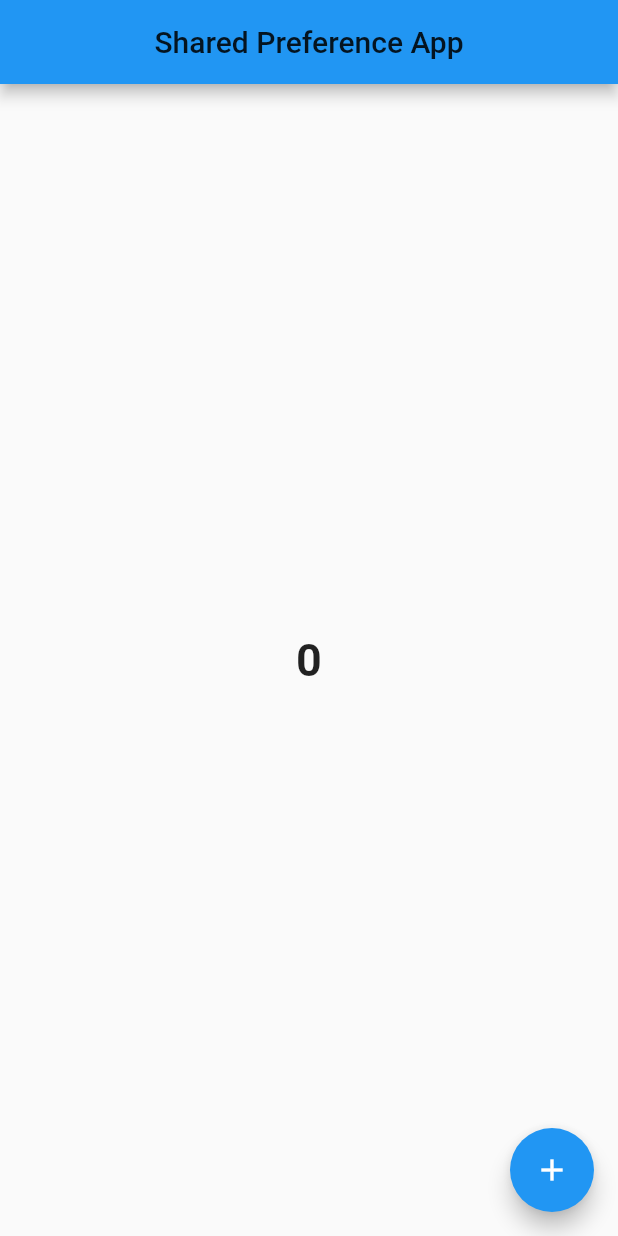
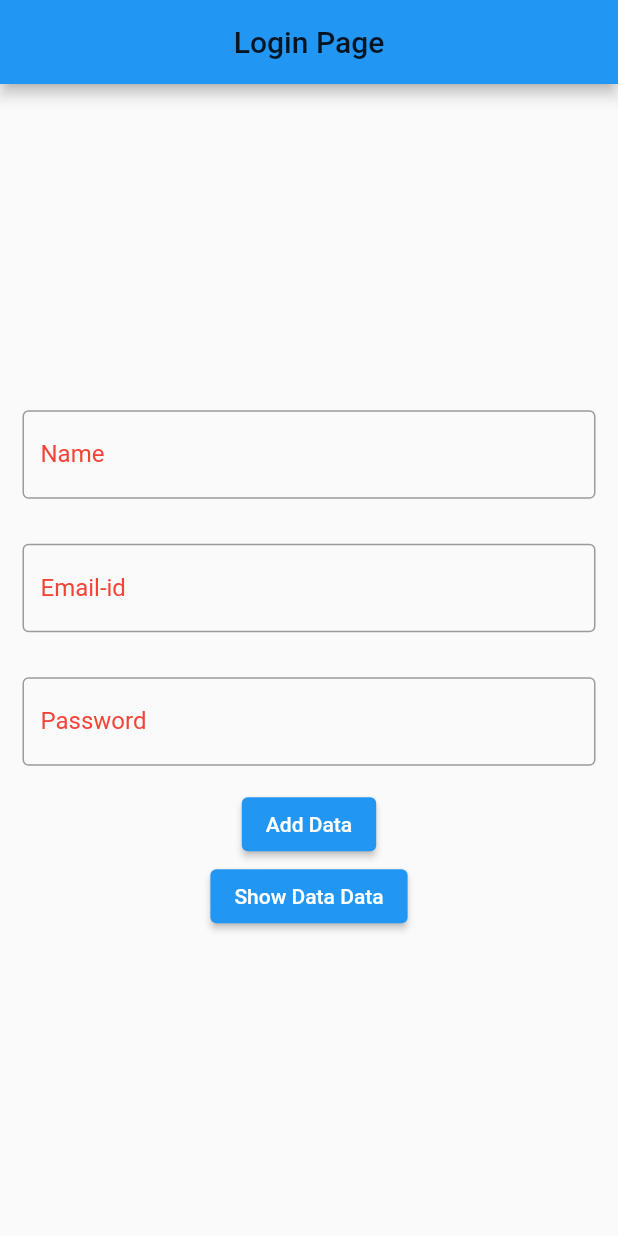
Before and after one commit to SatoruGojo11/jaydip_flutter, a Flutter app: the screen it shows after launch, on a phone screen of 412 x 824 dp. Run offline on Flutter 3.47's test engine with Material 2 defaults, Android fonts, the phone set to English and light mode, and no system bars; our stand-ins replace extended_image, fluttertoast, google_fonts, image_picker, lottie, shared_preferences and 2 more.

Commit message:
Shared Preference Task (Database) 05/06/2023

```diff
--- /dev/null
+++ b/lib/DatabaseTasks/SharedPreference/loginscreen.dart
@@ -0,0 +1,152 @@
+import 'package:flutter/material.dart';
+import 'package:flutter/services.dart';
+import 'package:jaydip_flutter/DatabaseTasks/SharedPreference/showdatascreen.dart';
+import 'package:shared_preferences/shared_preferences.dart';
+
+import '../../main.dart';
+
+class LoginPageUsingSharedPref extends StatefulWidget {
+  const LoginPageUsingSharedPref({Key? key}) : super(key: key);
+
+  @override
+  State<LoginPageUsingSharedPref> createState() =>
+      _LoginPageUsingSharedPrefState();
+}
+
+class _LoginPageUsingSharedPrefState extends State<LoginPageUsingSharedPref> {
+  TextEditingController name = TextEditingController();
+  TextEditingController email = TextEditingController();
+  TextEditingController pwd = TextEditingController();
+  var _data = GlobalKey<FormState>();
+
+  @override
+  Widget build(BuildContext context) {
+    return Scaffold(
+      appBar: appbar(
+        'Login Page',
+        Colors.black87,
+      ),
+      body: Center(
+        child: Form(
+          key: _data,
+          child: SingleChildScrollView(
+            child: Column(
+              mainAxisAlignment: MainAxisAlignment.center,
+              children: [
+                Padding(
+                  padding: EdgeInsets.all(15),
+                  child: TextFormField(
+                    controller: name,
+                    decoration: InputDecoration(
+                      labelText: 'Name',
+                      labelStyle: TextStyle(color: Colors.red),
+                      hintText: 'Enter Your Name',
+                      hintStyle: TextStyle(color: Colors.red.withOpacity(0.8)),
+                      border: OutlineInputBorder(
+                        borderSide: BorderSide(
+                          color: Colors.red,
+                          width: 3,
+                        ),
+                      ),
+                    ),
+                    inputFormatters: [
+                      FilteringTextInputFormatter.allow(RegExp(r'^[a-z A-z]+$'))
+                    ],
+                    validator: (value) {
+                      if (value!.isEmpty)
+                        return 'Please Enter Your name';
+                      else
+                        return null;
+                    },
+                  ),
+                ),
+                Padding(
+                  padding: EdgeInsets.all(15),
+                  child: TextFormField(
+                    controller: email,
+                    decoration: InputDecoration(
+                      labelText: 'Email-id',
+                      labelStyle: TextStyle(color: Colors.red),
+                      hintText: 'Enter Your Email id',
+                      hintStyle: TextStyle(color: Colors.red.withOpacity(0.8)),
+                      border: OutlineInputBorder(
+                        borderSide: BorderSide(
+                          color: Colors.red,
+                          width: 3,
+                        ),
+                      ),
+                    ),
+                    keyboardType: TextInputType.emailAddress,
+                    inputFormatters: [
+                      FilteringTextInputFormatter.allow(
+                        RegExp(r'^[0-9a-z@.]+$'),
+                      ),
+                    ],
+                    validator: (value) {
+                      if (value!.isEmpty)
+                        return 'Please Enter Your email id ';
+                      else
+                        return null;
+                    },
+                  ),
+                ),
+                Padding(
+                  padding: EdgeInsets.all(15),
+                  child: TextFormField(
+                    controller: pwd,
+                    decoration: InputDecoration(
+                      labelText: 'Password',
+                      labelStyle: TextStyle(color: Colors.red),
+                      hintText: 'Enter Your Password',
+                      hintStyle: TextStyle(color: Colors.red.withOpacity(0.8)),
+                      border: OutlineInputBorder(
+                        borderSide: BorderSide(
+                          color: Colors.red,
+                          width: 3,
+                        ),
+                      ),
+                    ),
+                    obscureText: true,
+                    inputFormatters: [
+                      FilteringTextInputFormatter.allow(
+                        RegExp(r'^[0-9A-Za-z@$#]+$'),
+                      ),
+                    ],
+                    validator: (value) {
+                      if (value!.isEmpty)
+                        return 'Please Enter Your Password';
+                      else
+                        return null;
+                    },
+                  ),
+                ),
+                ElevatedButton(
+                  onPressed: () {
+                    adddata();
+                  },
+                  child: Text('Add Data'),
+                ),
+                ElevatedButton(
+                  onPressed: () => Navigator.push(
+                    context,
+                    MaterialPageRoute(
+                      builder: (context) => ShowdataScreen(),
+                    ),
+                  ),
+                  child: Text('Show Data Data'),
+                ),
+              ],
+            ),
+          ),
+        ),
+      ),
+    );
+  }
+
+  adddata() async {
+    final getdt = await SharedPreferences.getInstance();
+    getdt.setString('name', name.text);
+    getdt.setString('emailid', email.text);
+    getdt.setString('password', pwd.text);
+  }
+}
--- a/lib/widgets/TextField.dart
+++ b/lib/widgets/TextField.dart
@@ -8,7 +8,7 @@ class TFApp extends StatefulWidget {
 }
 
 class _TFAppState extends State<TFApp> {
-  var name = '';
+  // var name = '';
   TextEditingController uname = TextEditingController();
   TextEditingController emailid = TextEditingController();
   TextEditingController password = TextEditingController();
@@ -106,6 +106,7 @@ class _TFAppState extends State<TFApp> {
           labelText: '$label',
           hintText: '$hint',
         ),
+
       ),
     );
     return form;
--- a/lib/widgets/TextFormField.dart
+++ b/lib/widgets/TextFormField.dart
@@ -1,4 +1,4 @@
-import 'package:flutter/material.dart';
+  import 'package:flutter/material.dart';
 
 class TFFApp extends StatefulWidget {
   const TFFApp({Key? key}) : super(key: key);
```
Also changed, not shown: lib/DatabaseTasks/SharedPreference/showdatascreen.dart (added, +87 -0 lines), lib/main.dart (+8 -2 lines).
